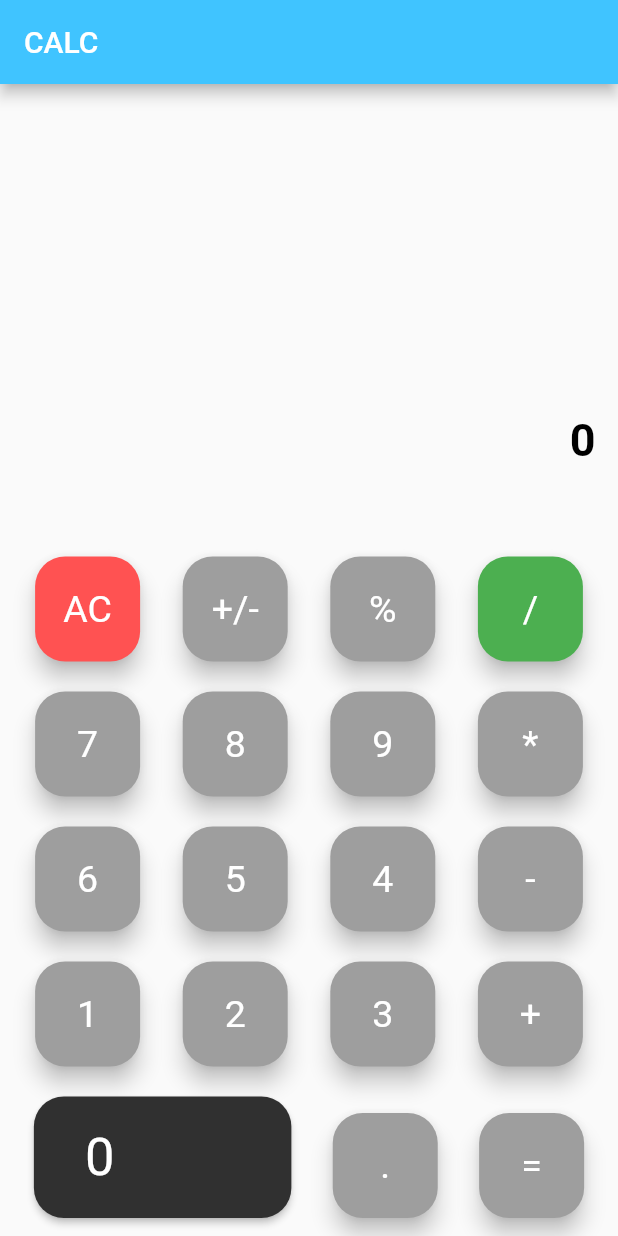
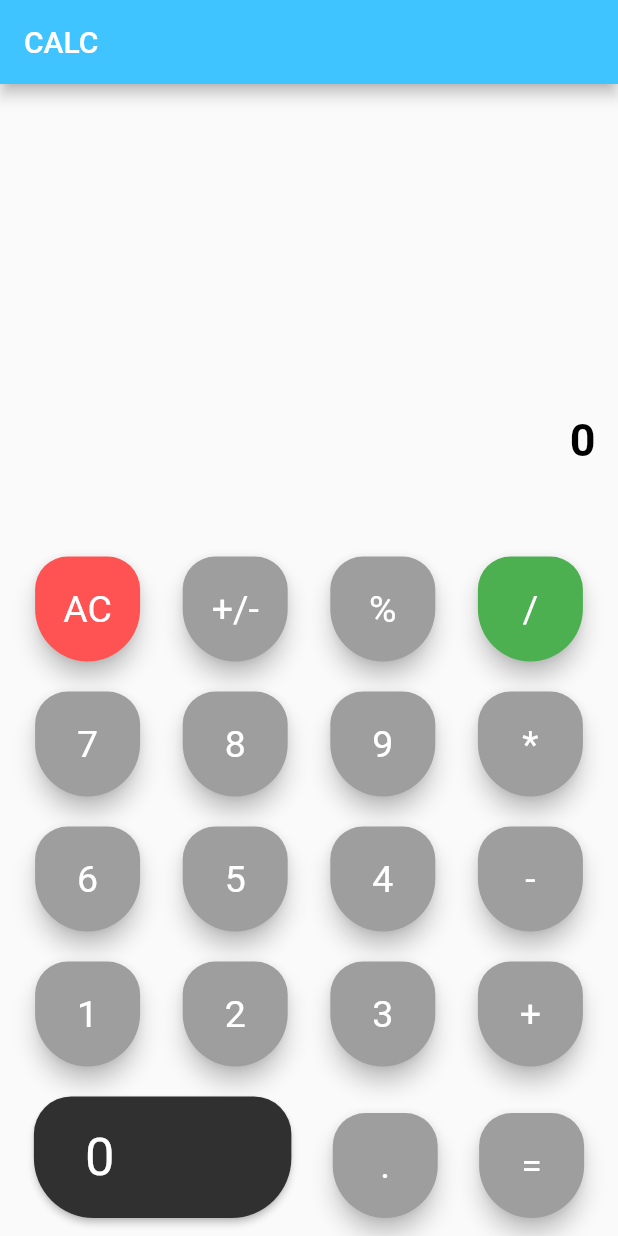
Before and after one commit to NowoCodes/calculator_flutter, a Flutter app: the screen it shows after launch, on a phone screen of 412 x 824 dp. Run offline on Flutter 3.47's test engine with Material 2 defaults, Android fonts, the phone set to English and light mode, and no system bars; our stand-ins replace gradient_widgets, math_expressions.

Commit message:
Changed button border

```diff
--- a/lib/components/calc_button.dart
+++ b/lib/components/calc_button.dart
@@ -21,8 +21,14 @@ class CalcButtons extends StatelessWidget {
           primary: color,
           elevation: 6.0,
           textStyle: TextStyle(fontSize: 25),
+          // shape: CircleBorder(),
           shape: RoundedRectangleBorder(
-            borderRadius: BorderRadius.circular(20.0),
+            borderRadius: BorderRadius.only(
+              topLeft: Radius.circular(25),
+              topRight: Radius.circular(25),
+              bottomRight: Radius.circular(40),
+              bottomLeft: Radius.circular(40),
+            ),
           ),
           minimumSize: Size(70, 70),
         ),
@@ -30,3 +36,13 @@ class CalcButtons extends StatelessWidget {
     );
   }
 }
+
+// style: kNumberButtonTextStyle,
+// constraints: BoxConstraints.tightFor(
+// width: 70.0,
+// height: 70.0,
+// ),
+// shape: CircleBorder(),
+// fillColor: kButtonColor2,
+// ),
+// ),
--- a/lib/display/calc_screen3.dart
+++ b/lib/display/calc_screen3.dart
@@ -238,7 +238,12 @@ class _CalcHome3State extends State<CalcHome3> {
             },
             style: ElevatedButton.styleFrom(
               shape: RoundedRectangleBorder(
-                borderRadius: BorderRadius.circular(20.0),
+                borderRadius: BorderRadius.only(
+                  topLeft: Radius.circular(25),
+                  topRight: Radius.circular(25),
+                  bottomRight: Radius.circular(40),
+                  bottomLeft: Radius.circular(40),
+                ),
               ),
               padding: EdgeInsets.fromLTRB(34, 20, 118, 20),
               primary: Colors.grey[850],
```
